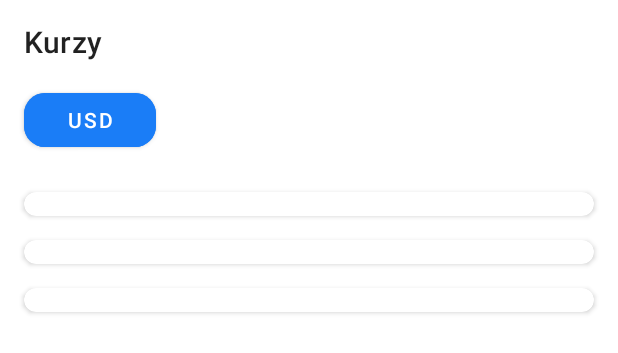
After one commit to MaderaJan/CryptoMock_public, an Android app: the layout fragment_exchange.xml on its own in the app's theme, with its tools: preview values and no code run, on a phone screen of 412 x 824 dp. The commit adds this screen. Shown: the top 353 px of the screen. Run offline under Robolectric (Android 15) with nearby library versions, the phone set to English and light mode, and no system bars.

Commit message:
3. cviko

```diff
--- a/app/src/main/java/cz/maderajan/cryptomock/ui/WalletFragment.kt
+++ b/app/src/main/java/cz/maderajan/cryptomock/ui/wallet/WalletFragment.kt
@@ -1,4 +1,4 @@
-package cz.maderajan.cryptomock.ui
+package cz.maderajan.cryptomock.ui.wallet
 
 import android.os.Bundle
 import android.view.View
--- /dev/null
+++ b/app/src/main/res/layout/fragment_exchange.xml
@@ -0,0 +1,33 @@
+<?xml version="1.0" encoding="utf-8"?>
+<LinearLayout xmlns:android="http://schemas.android.com/apk/res/android"
+    xmlns:app="http://schemas.android.com/apk/res-auto"
+    xmlns:tools="http://schemas.android.com/tools"
+    android:layout_width="match_parent"
+    android:layout_height="match_parent"
+    android:orientation="vertical">
+
+    <!--    TODO 1. ukázka layoutu -->
+
+    <androidx.appcompat.widget.Toolbar
+        android:id="@+id/toolbar"
+        android:layout_width="match_parent"
+        android:layout_height="wrap_content"
+        app:title="@string/main_bottom_menu_exchange_rate" />
+
+    <com.google.android.material.button.MaterialButton
+        android:id="@+id/currency_button"
+        android:layout_width="wrap_content"
+        android:layout_height="wrap_content"
+        android:layout_marginStart="16dp"
+        android:backgroundTint="@color/color_secondary"
+        app:cornerRadius="14dp"
+        tools:text="USD" />
+
+    <androidx.recyclerview.widget.RecyclerView
+        android:id="@+id/recycler_view"
+        android:layout_width="match_parent"
+        android:layout_height="wrap_content"
+        android:layout_marginTop="16dp"
+        tools:listitem="@layout/item_exchange_rates" />
+
+</LinearLayout>
--- /dev/null
+++ b/app/src/main/res/layout/item_exchange_rates.xml
@@ -0,0 +1,35 @@
+<?xml version="1.0" encoding="utf-8"?>
+<androidx.cardview.widget.CardView xmlns:android="http://schemas.android.com/apk/res/android"
+    xmlns:app="http://schemas.android.com/apk/res-auto"
+    android:id="@+id/container"
+    android:layout_width="match_parent"
+    android:layout_height="wrap_content"
+    android:layout_marginStart="16dp"
+    android:layout_marginTop="8dp"
+    android:layout_marginEnd="16dp"
+    android:layout_marginBottom="8dp"
+    android:clickable="true"
+    android:focusable="true"
+    android:foreground="?attr/selectableItemBackground"
+    app:cardCornerRadius="8dp">
+
+    <androidx.constraintlayout.widget.ConstraintLayout
+        android:layout_width="match_parent"
+        android:layout_height="wrap_content"
+        android:paddingTop="8dp"
+        android:paddingBottom="8dp">
+
+        <!-- TODO 4. (S) vytvořit layout pro exchange rate -> FIGMA    -->
+        <!-- TODO avatar_text_view -->
+        <!-- TODO style="@style/Text.Regular.Normal.Light" -->
+
+        <!-- TODO currency_name_text_view -->
+        <!-- TODO style="@style/Text.Medium.Normal.Dark" -->
+
+        <!-- TODO amount_text_view-->
+        <!-- TODO style="@style/Text.Regular.Normal.Dark"-->
+
+    </androidx.constraintlayout.widget.ConstraintLayout>
+
+
+</androidx.cardview.widget.CardView>
```
Also changed, not shown: app/src/main/java/cz/maderajan/cryptomock/MainActivity.kt (+14 -2 lines), app/src/main/java/cz/maderajan/cryptomock/data/WalletUnit.kt (added, +10 -0 lines), app/src/main/java/cz/maderajan/cryptomock/repository/CoinbaseRepository.kt (added, +10 -0 lines), app/src/main/java/cz/maderajan/cryptomock/ui/exchangerate/ExchangeRatesAdapter.kt (added, +32 -0 lines), app/src/main/java/cz/maderajan/cryptomock/ui/exchangerate/ExchangeRatesFragment.kt (added, +33 -0 lines), app/src/main/java/cz/maderajan/cryptomock/ui/exchangerate/ExchangeRatesViewHolder.kt (added, +19 -0 lines), app/src/main/java/cz/maderajan/cryptomock/util/extensions.kt (added, +8 -0 lines).
